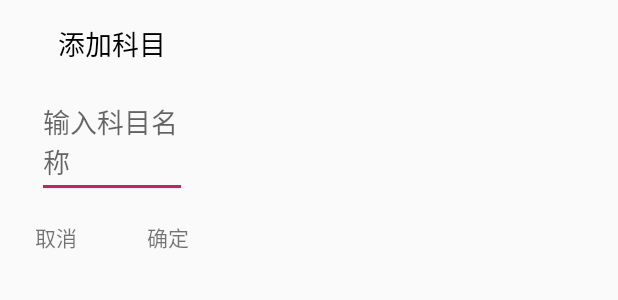
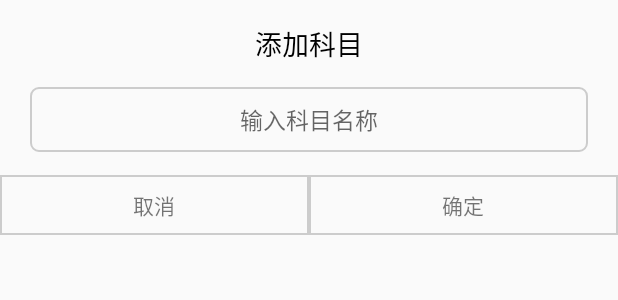
Before and after one commit to huangxinyu1213/FamilyEducation, an Android app: the layout layout_subject_add.xml on its own in the app's theme, with its tools: preview values and no code run, on a phone screen of 412 x 824 dp. Shown: the top 300 px of the screen. Run offline under Robolectric (Android 15) with nearby library versions, the phone set to English and light mode, and no system bars.

Commit message:
家教平台

```diff
--- a/app/src/main/java/com/wtxy/familyeducation/task/AddSubjectInfoTask.java
+++ b/app/src/main/java/com/wtxy/familyeducation/task/AddSubjectInfoTask.java
@@ -30,7 +30,7 @@ public class AddSubjectInfoTask extends FamilyEduHttpRequest<HttpResult> {
 
     @Override
     protected void addParam(HashMap<String, String> params) {
-
+        params.put("subject_name",subjectName);
     }
 
     @Override
--- /dev/null
+++ b/app/src/main/res/drawable/shape_dialog_button_left.xml
@@ -0,0 +1,5 @@
+<?xml version="1.0" encoding="utf-8"?>
+<shape xmlns:android="http://schemas.android.com/apk/res/android">
+    <stroke android:width="1dp"
+        android:color="@color/common_gray10"/>/>
+</shape>
--- /dev/null
+++ b/app/src/main/res/drawable/shape_edite_text.xml
@@ -0,0 +1,6 @@
+<?xml version="1.0" encoding="utf-8"?>
+<shape xmlns:android="http://schemas.android.com/apk/res/android">
+    <stroke android:width="1dp"
+        android:color="@color/common_gray10"/>
+    <corners android:radius="5dp"/>
+</shape>
--- a/app/src/main/res/layout/layout_subject_add.xml
+++ b/app/src/main/res/layout/layout_subject_add.xml
@@ -4,7 +4,7 @@
     android:layout_width="match_parent"
     android:layout_height="match_parent">
    <LinearLayout
-       android:layout_width="150dp"
+       android:layout_width="match_parent"
        android:layout_height="wrap_content"
        android:gravity="center_horizontal"
        android:orientation="vertical">
@@ -20,27 +20,37 @@
            />
        <EditText
            android:id="@+id/edt_subject"
-           android:layout_width="100dp"
+           android:layout_width="match_parent"
            android:layout_height="wrap_content"
+           android:layout_marginLeft="20dp"
+           android:layout_marginRight="20dp"
+           android:gravity="center"
+           android:textSize="15sp"
+           android:paddingTop="10dp"
+           android:paddingBottom="10dp"
+           android:background="@drawable/shape_edite_text"
            android:hint="输入科目名称"
            />
        <LinearLayout
-           android:layout_width="150dp"
+           android:layout_width="match_parent"
            android:layout_height="40dp"
-           android:layout_marginTop="15dp">
+           android:layout_marginTop="15dp"
+           android:gravity="center_vertical">
          <TextView
              android:id="@+id/btn_cancel"
            android:layout_width="0dp"
              android:layout_weight="1"
              android:gravity="center"
-           android:layout_height="wrap_content"
+           android:layout_height="match_parent"
+             android:background="@drawable/shape_dialog_button_left"
            android:text="取消"/>
            <TextView
                android:id="@+id/btn_confirm"
                android:layout_width="0dp"
                android:layout_weight="1"
                android:gravity="center"
-               android:layout_height="wrap_content"
+               android:layout_height="match_parent"
+               android:background="@drawable/shape_dialog_button_left"
                android:text="确定"/>
        </LinearLayout>
    </LinearLayout>
--- a/app/src/main/res/values/styles.xml
+++ b/app/src/main/res/values/styles.xml
@@ -49,4 +49,7 @@
         <item name="android:windowEnterAnimation">@anim/dialog_bottom_enter</item>
         <item name="android:windowExitAnimation">@anim/dialog_bottom_exit</item>
     </style>
+    <style name="LodingDialog" parent="@android:style/Theme.Dialog">
+        <item name="android:windowBackground">@android:color/transparent</item>
+    </style>
 </resources>
```
Also changed, not shown: app/src/main/java/com/wtxy/familyeducation/activity/SubjectListActivity.java (+10 -2 lines), app/src/main/java/com/wtxy/familyeducation/fragment/EducationManageFragment.java (+8 -2 lines), app/src/main/java/com/wtxy/familyeducation/presenter/SubjectPresenter.java (+29 -2 lines), app/src/main/java/com/wtxy/familyeducation/util/UIUtils.java (added, +302 -0 lines), app/src/main/res/layout/dialog.xml (added, +17 -0 lines).
